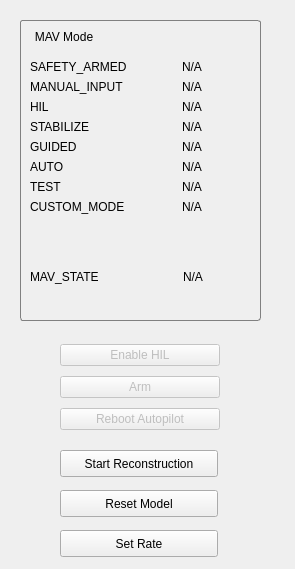
The window that rqt_rotors/resource/mav_mode_widget.ui (pvechersky/rotors_simulator) describes before a commit, drawn with Qt 5.
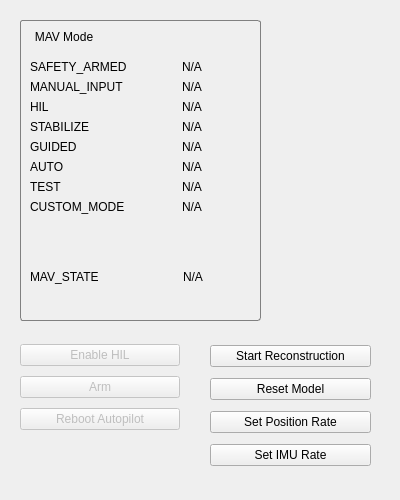
The same window after the commit.

Commit message: Adding setting of IMU message rate to the GUI

The edit to the form file:
```diff
--- a/rqt_rotors/resource/mav_mode_widget.ui
+++ b/rqt_rotors/resource/mav_mode_widget.ui
@@ -6,8 +6,8 @@
    <rect>
     <x>0</x>
     <y>0</y>
-    <width>295</width>
-    <height>569</height>
+    <width>400</width>
+    <height>500</height>
    </rect>
   </property>
   <property name="sizePolicy">
@@ -18,8 +18,8 @@
   </property>
   <property name="minimumSize">
    <size>
-    <width>295</width>
-    <height>569</height>
+    <width>400</width>
+    <height>500</height>
    </size>
   </property>
   <property name="windowTitle">
@@ -270,7 +270,7 @@
   <widget class="QWidget" name="verticalLayoutWidget">
    <property name="geometry">
     <rect>
-     <x>60</x>
+     <x>20</x>
      <y>340</y>
      <width>160</width>
      <height>95</height>
@@ -309,53 +309,54 @@
     </item>
    </layout>
   </widget>
+  <widget class="QWidget" name="verticalLayoutWidget_2">
+   <property name="geometry">
+    <rect>
+     <x>210</x>
+     <y>340</y>
+     <width>161</width>
+     <height>131</height>
+    </rect>
+   </property>
+   <layout class="QVBoxLayout" name="verticalLayout_2">
+    <item>
   <widget class="QPushButton" name="button_reconstruct">
    <property name="enabled">
     <bool>true</bool>
    </property>
-   <property name="geometry">
-    <rect>
-     <x>60</x>
-     <y>450</y>
-     <width>158</width>
-     <height>27</height>
-    </rect>
-   </property>
    <property name="text">
     <string>Start Reconstruction</string>
    </property>
   </widget>
+    </item>
+    <item>
   <widget class="QPushButton" name="button_reset_model">
    <property name="enabled">
     <bool>true</bool>
    </property>
-   <property name="geometry">
-    <rect>
-     <x>60</x>
-     <y>490</y>
-     <width>158</width>
-     <height>27</height>
-    </rect>
-   </property>
    <property name="text">
     <string>Reset Model</string>
    </property>
   </widget>
-  <widget class="QPushButton" name="button_set_rate">
+    </item>
+    <item>
+     <widget class="QPushButton" name="button_set_position_rate">
    <property name="enabled">
     <bool>true</bool>
    </property>
-   <property name="geometry">
-    <rect>
-     <x>60</x>
-     <y>530</y>
-     <width>158</width>
-     <height>27</height>
-    </rect>
-   </property>
+      <property name="text">
+       <string>Set Position Rate</string>
+      </property>
+     </widget>
+    </item>
+    <item>
+     <widget class="QPushButton" name="button_set_imu_rate">
    <property name="text">
-    <string>Set Rate</string>
-   </property>
+       <string>Set IMU Rate</string>
+      </property>
+     </widget>
+    </item>
+   </layout>
   </widget>
  </widget>
  <resources/>
```
Lines whose indentation alone changed are shown as unchanged. The commit also changes 1 other file.
